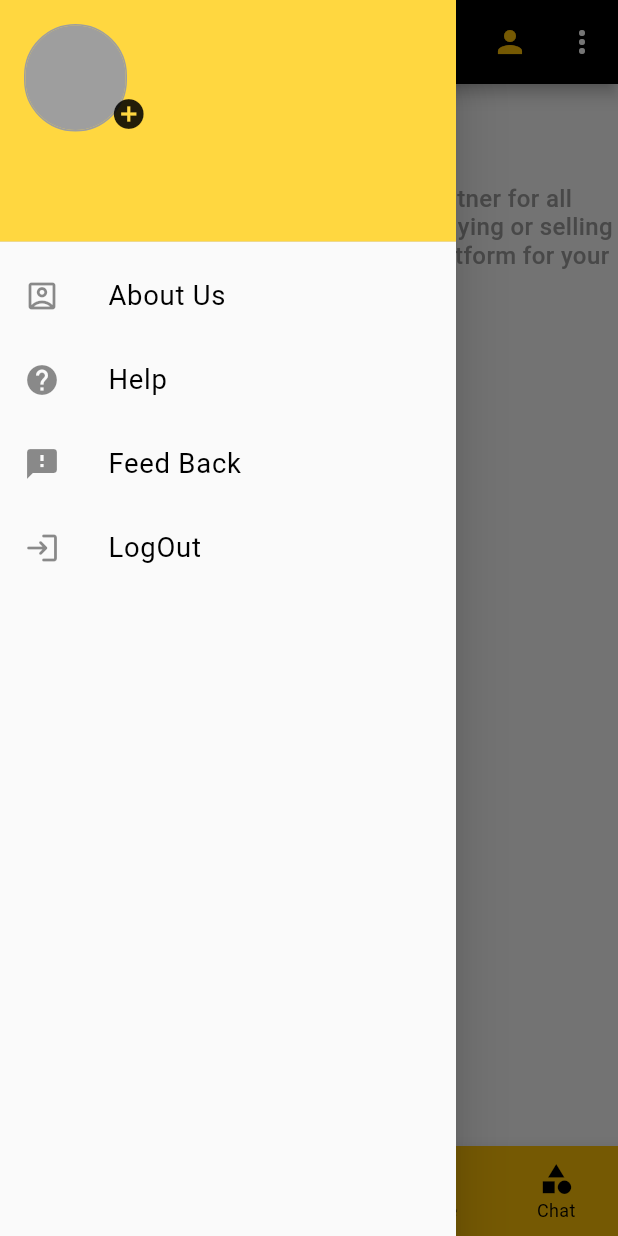
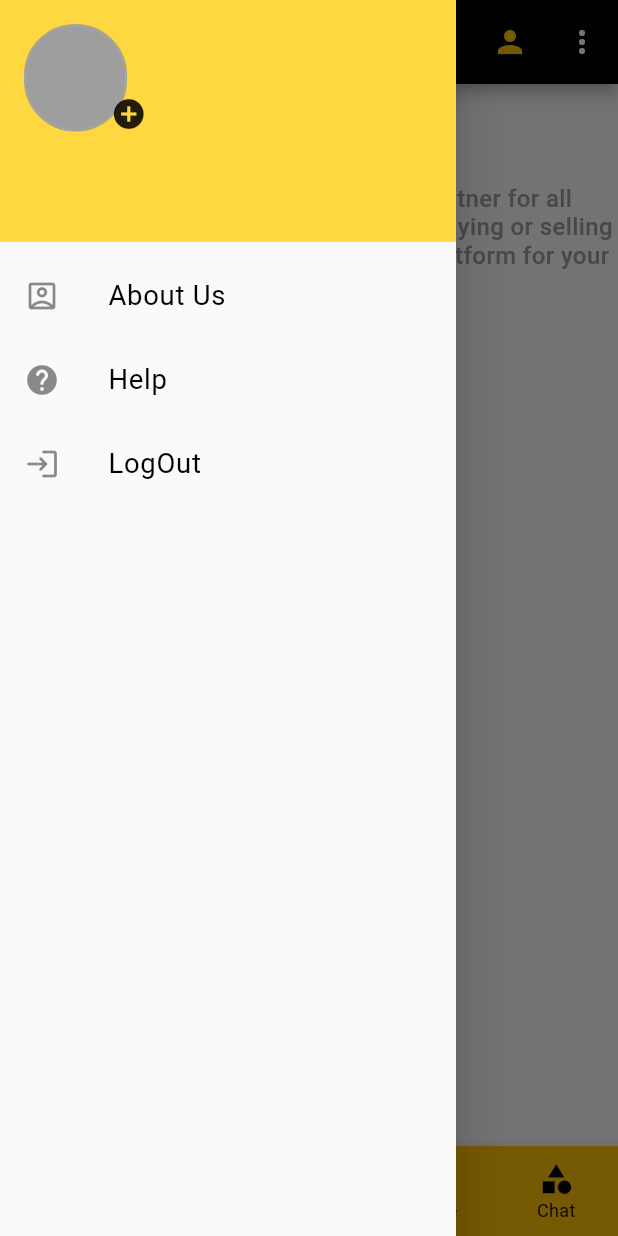
Before and after one commit to IbadKarimi/new_biding_apps, a Flutter app: the AboutUsView screen opened directly, with the side drawer open, on a phone screen of 412 x 824 dp. Run offline on Flutter 3.47's test engine with Material 2 defaults, Android fonts, the phone set to English and light mode, and no system bars; our stand-ins replace cloud_firestore, dotted_border, file_picker, firebase_auth, firebase_core, firebase_storage and 5 more; missing offline and left inert: hovering; accounts and stored records are empty.

Commit message:
initial w

```diff
--- a/lib/views/screens/Widgets/Drawer.dart
+++ b/lib/views/screens/Widgets/Drawer.dart
@@ -281,7 +281,7 @@ class _CustomDrawerState extends State<CustomDrawer> {
             Get.to(()=>Category());
           },
         ),
-
+        if(user=="admin@gmail.com")
         ListTile(
           leading: GestureDetector(onTap:(){
             Get.to(()=>AccountantView());
```
